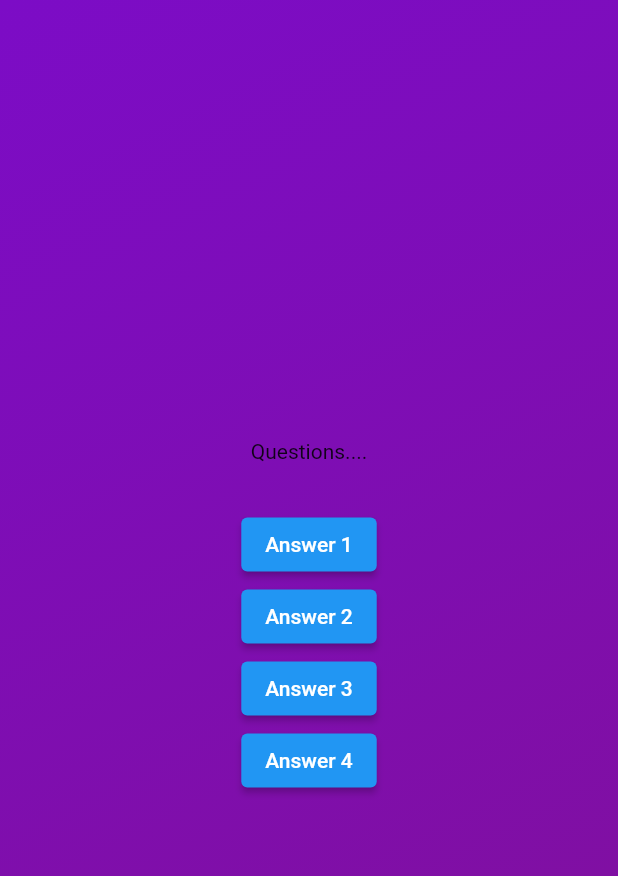
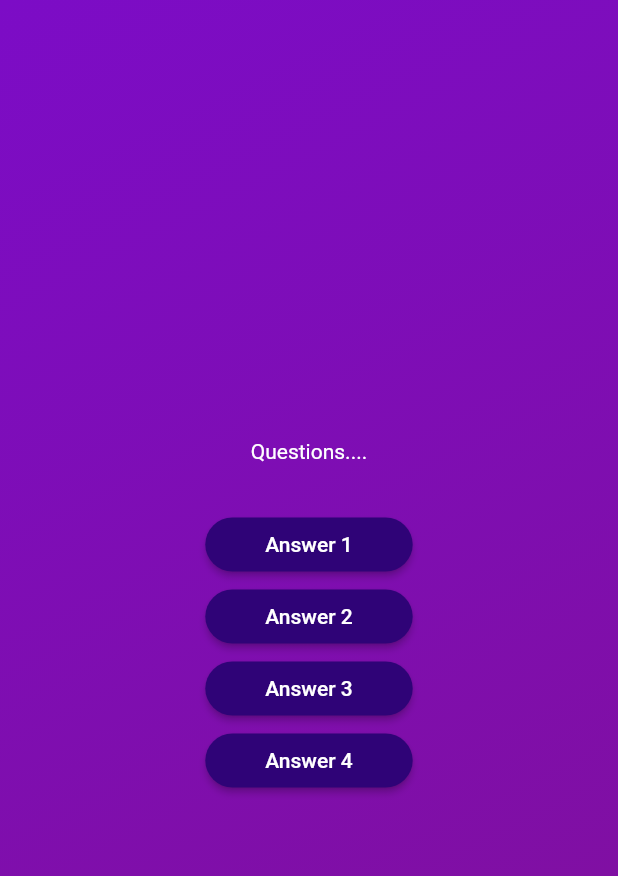
Before and after one commit to punkushal/QuizBasicApp, a Flutter app: the screen it shows after launch, after a tap on "Start Quiz", on a phone screen of 412 x 824 dp. Shown: the top 876 px of the screen. Run offline on Flutter 3.47's test engine with Material 2 defaults, Android fonts, the phone set to English and light mode, and no system bars.

Commit message:
Creating A Reusable, Custome Styled Button

```diff
--- /dev/null
+++ b/lib/answer_button.dart
@@ -0,0 +1,25 @@
+import 'package:flutter/material.dart';
+
+class AnswerButton extends StatelessWidget {
+  const AnswerButton({
+    super.key,
+    required this.answerText,
+    required this.onTap,
+  }); //inside curly braces this is positional arguments
+  final String answerText;
+  final void Function() onTap;
+  @override
+  Widget build(BuildContext context) {
+    return ElevatedButton(
+      onPressed: onTap,
+      style: ElevatedButton.styleFrom(
+          padding: const EdgeInsets.symmetric(horizontal: 40, vertical: 10),
+          backgroundColor: const Color.fromARGB(255, 47, 3, 119),
+          foregroundColor: Colors.white,
+          shape: RoundedRectangleBorder(
+            borderRadius: BorderRadius.circular(40),
+          )),
+      child: Text(answerText),
+    );
+  }
+}
--- a/lib/question_screen.dart
+++ b/lib/question_screen.dart
@@ -1,4 +1,5 @@
 import 'package:flutter/material.dart';
+import 'package:quiz_basic_app/answer_button.dart';
 
 class QuestionScreen extends StatefulWidget {
   const QuestionScreen({super.key});
@@ -17,25 +18,31 @@ class _QuestionScreenState extends State<QuestionScreen> {
         mainAxisAlignment:
             MainAxisAlignment.center, //align elements to the center
         children: [
-          const Text('Questions....'),
+          const Text(
+            'Questions....',
+            style: TextStyle(
+              color: Colors.white,
+            ),
+          ),
           const SizedBox(
             height: 30,
           ),
-          ElevatedButton(
-            onPressed: () {},
-            child: const Text('Answer 1'),
+          AnswerButton(
+            answerText:
+                'Answer 1', //for positional argument we also have to write parameter used as positional argument
+            onTap: () {},
           ),
-          ElevatedButton(
-            onPressed: () {},
-            child: const Text('Answer 2'),
+          AnswerButton(
+            answerText: 'Answer 2',
+            onTap: () {},
           ),
-          ElevatedButton(
-            onPressed: () {},
-            child: const Text('Answer 3'),
+          AnswerButton(
+            answerText: 'Answer 3',
+            onTap: () {},
           ),
-          ElevatedButton(
-            onPressed: () {},
-            child: const Text('Answer 4'),
+          AnswerButton(
+            answerText: 'Answer 4',
+            onTap: () {},
           ),
         ],
       ),
```
